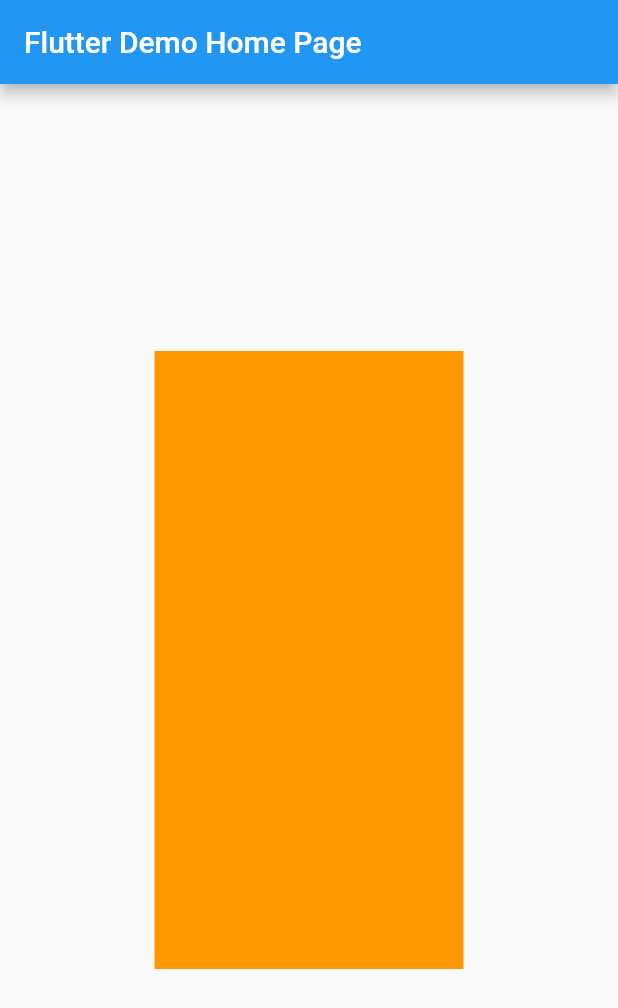
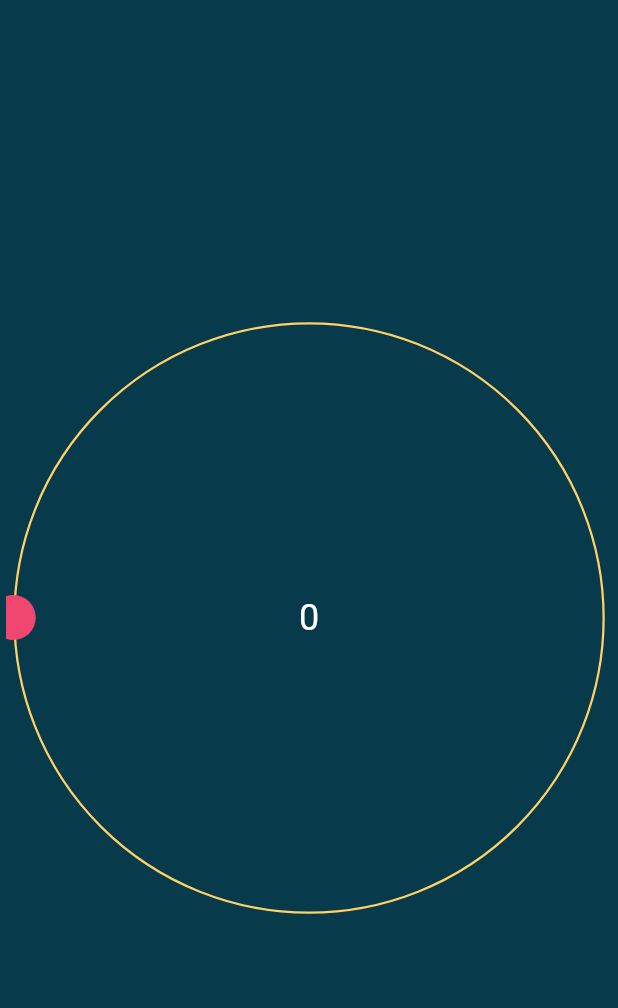
Before and after one commit to melikdaye/shape_shooter, a Flutter app: the screen it shows after launch, on a phone screen of 412 x 824 dp. Shown: the top 1008 px of the screen. Run offline on Flutter 3.47's test engine with Material 2 defaults, Android fonts, the phone set to English and light mode, and no system bars.

Commit message:
shoot,collision and animation logics are created

```diff
--- a/lib/main.dart
+++ b/lib/main.dart
@@ -27,7 +27,7 @@ class MyApp extends StatelessWidget {
         // is not restarted.
         primarySwatch: Colors.blue,
       ),
-      home: const MyHomePage(title: 'Flutter Demo Home Page'),
+      home: const MyHomePage(title: 'Shape Shooter'),
     );
   }
 }
@@ -50,22 +50,47 @@ class MyHomePage extends StatefulWidget {
   State<MyHomePage> createState() => _MyHomePageState();
 }
 
-class _MyHomePageState extends State<MyHomePage> with SingleTickerProviderStateMixin{
+class _MyHomePageState extends State<MyHomePage> with TickerProviderStateMixin{
 
-  late AnimationController _controller;
-  late Animation _animation;
+  late AnimationController _controller, _controllerCircle,_controllerRotation;
+  late Animation _animation, _animationCircle,_animationRotation;
   late Path _path = Path();
   bool ballThrow = false;
-
+  int score = 0;
+  int ballPenalty = 0;
+  double widthRatio = 0.98;
+  double halfWidthRatio = 0.49;
   @override
   void initState() {
-    _controller = AnimationController(vsync: this,duration: Duration(milliseconds: 1000));
     super.initState();
+    _controller = AnimationController(vsync: this,duration: Duration(milliseconds: 200));
+    _controllerCircle = AnimationController(vsync: this,duration: Duration(milliseconds: 7500));
+    _controllerRotation = AnimationController(vsync: this,duration: Duration(milliseconds: 1500));
+    _animationCircle = Tween(begin: 1.0,end: 0.3).animate(_controllerCircle)
+      ..addListener((){
+        setState(() {
+
+        });
+        _controllerRotation.duration = Duration(milliseconds: (2000 * _animationCircle.value).toInt());
+      });
+
+
     _animation = Tween(begin: 0.0,end: 1.0).animate(_controller)
       ..addListener((){
         setState(() {
         });
       });
+
+    _animationRotation = Tween(begin: -3.14,end: 3.14).animate(_controllerRotation)
+      ..addListener((){
+        setState(() {
+
+        });
+      });
+
+
+    _controllerCircle.forward();
+    _controllerRotation.forward();
     _controller.addStatusListener((status) {
       if(status == AnimationStatus.completed){
         setState(() {
@@ -73,11 +98,27 @@ class _MyHomePageState extends State<MyHomePage> with SingleTickerProviderStateM
         });
       }
     });
+    _controllerCircle.addStatusListener((status) {
+      if(status == AnimationStatus.completed){
+        _controllerCircle.reset();
+        _controllerCircle.forward();
+        setState(() {
+          score = 0;
+          ballPenalty = 0;
+        });
+      }
+    });
+    _controllerRotation.addStatusListener((status) {
+      if(status == AnimationStatus.completed){
+        _controllerRotation.reset();
+        _controllerRotation.forward();
+      }
+    });
 
 
   }
 
-  void drawPath(originX,originY,destX,destY){
+  void drawPath(originX,originY,double destX,double destY){
     Path path = Path();
     path.moveTo(originX,originY);
     path.lineTo(destX,destY);
@@ -92,11 +133,37 @@ class _MyHomePageState extends State<MyHomePage> with SingleTickerProviderStateM
       PathMetric pathMetric = pathMetrics.elementAt(0);
       value = pathMetric.length * value;
       Tangent? pos = pathMetric.getTangentForOffset(value);
+      num ballTop = MediaQuery.of(context).size.width * halfWidthRatio + (_animationCircle.value*MediaQuery.of(context).size.width *halfWidthRatio)* sin(_animationRotation.value);
+      num ballLeft = MediaQuery.of(context).size.width * halfWidthRatio  + (_animationCircle.value*MediaQuery.of(context).size.width *halfWidthRatio)* cos(_animationRotation.value);
+      if((pos?.position.dy)! >= ballTop - 15 && (pos?.position.dy)! <= ballTop + 15 && (pos?.position.dx)! >= ballLeft - 15 && (pos?.position.dx)! <= ballLeft + 15){
+          _controllerCircle.reset();
+          _controllerCircle.forward();
+          setState(() {
+            ballThrow = false;
+            score+=1;
+            ballPenalty+=5;
+          });
+          _controllerCircle.duration = Duration(milliseconds: max(7500 - ballPenalty*10,2500));
+          _controller.duration = Duration(milliseconds: min(200 + ballPenalty,500));
+
+      }
+
+
       return pos?.position;
     }
     else{
-      return Offset(MediaQuery.of(context).size.width *0.5,MediaQuery.of(context).size.height *0.5);
+      return Offset(MediaQuery.of(context).size.width *widthRatio,MediaQuery.of(context).size.height *widthRatio);
     }
+  }
+
+  List<double> calculateLineMax(centerX,centerY,posX,posY){
+    List<double> coordinates = [];
+    double angle = atan2(posY-centerY, posX-centerX);
+    double newY = MediaQuery.of(context).size.width *halfWidthRatio + (MediaQuery.of(context).size.width *halfWidthRatio)* sin(angle);
+    double newX = MediaQuery.of(context).size.width *halfWidthRatio + (MediaQuery.of(context).size.width *halfWidthRatio)* cos(angle);
+    coordinates.add(newX);
+    coordinates.add(newY);
+    return coordinates;
   }
 
   @override
@@ -108,11 +175,7 @@ class _MyHomePageState extends State<MyHomePage> with SingleTickerProviderStateM
     // fast, so that you can just rebuild anything that needs updating rather
     // than having to individually change instances of widgets.
     return Scaffold(
-      appBar: AppBar(
-        // Here we take the value from the MyHomePage object that was created by
-        // the App.build method, and use it to set our appbar title.
-        title: Text(widget.title),
-      ),
+      backgroundColor: Color(0xff073b4c),
       body: Center(
         // Center is a layout widget. It takes a single child and positions it
         // in the middle of the parent.
@@ -137,52 +200,90 @@ class _MyHomePageState extends State<MyHomePage> with SingleTickerProviderStateM
               onTapDown: (details) {
                 if(!ballThrow) {
                   final tapPosition = details.localPosition;
-                  final x = tapPosition.dx;
-                  final y = tapPosition.dy;
+                  num x = tapPosition.dx;
+                  num y = tapPosition.dy;
                   // print("$x,$y");
                   num centerX = MediaQuery
                       .of(context)
                       .size
-                      .width * 0.25;
+                      .width * halfWidthRatio;
                   num centerY = MediaQuery
                       .of(context)
                       .size
-                      .height * 0.25;
-                  print(
-                      (180 - atan2(centerY - y, centerX - x) * 180 / pi) % 360);
+                      .width * halfWidthRatio;
+                  // print(
+                  //     (180 - atan2(centerY - y, centerX - x) * 180 / pi) % 360);
+                  List<double> coords = calculateLineMax(centerX, centerY, x, y);
                   setState(() {
                     ballThrow = true;
                   });
-                  drawPath(centerX, centerY, x, y);
+                  drawPath(centerX, centerY, coords[0], coords[1]);
                   _controller.reset();
                   _controller.forward();
                 }
               },
               child: SizedBox(
-                width: MediaQuery.of(context).size.width *0.5,
-                height: MediaQuery.of(context).size.height *0.5,
+                width: MediaQuery.of(context).size.width * widthRatio,
+                height: MediaQuery.of(context).size.width * widthRatio,
                 child: Container(
                   decoration: BoxDecoration(
-                    color: Colors.orange,
+                    color: Colors.transparent,
                   ),
                   child: Stack(
                     children: [
-                      Positioned(
-                        top: 0,
-                        child: CustomPaint(
-                          painter: PathPainter(_path),
+                      // Positioned(
+                      //   top: 0,
+                      //   child: CustomPaint(
+                      //     painter: PathPainter(_path),
+                      //   ),
+                      // ),
+                      Center(
+                        child: Text(
+                          score.toString(),
+                          textAlign: TextAlign.center,
+                          style: TextStyle(
+                            color: Colors.white,
+                            fontSize: 24,
+                          ),
                         ),
                       ),
+                     Center(
+                       child: Container(
+                        decoration: BoxDecoration(
+                            shape:BoxShape.circle, //making box to circle
+                            color:Colors.transparent ,
+                          border: Border.all(
+                            color: Color(0xffffd166),width: 1.5,
+                          ),
+
+                        ),
+                        height: _animationCircle.value*MediaQuery.of(context).size.width *widthRatio, //value from animation controller
+                        width:  _animationCircle.value*MediaQuery.of(context).size.width *widthRatio, //value from animation controller
+                    ),
+                     ),
+
                       Positioned(
                         top: calculate(_animation.value)?.dy,
                         left: calculate(_animation.value)?.dx,
                         child: Container(
                           decoration: BoxDecoration(
-                              color: Colors.blueAccent,
+                              color: Color(0xff06d6a0),
                               borderRadius: BorderRadius.circular(10)
                           ),
-                          width: 10,
-                          height: 10,
+                          width: 15,
+                          height: 15,
+                        ),
+                      ),
+                      Positioned(
+                        top: MediaQuery.of(context).size.width *halfWidthRatio + (_animationCircle.value*MediaQuery.of(context).size.width *halfWidthRatio)* sin(_animationRotation.value) - 15,
+                        left: MediaQuery.of(context).size.width * halfWidthRatio + (_animationCircle.value*MediaQuery.of(context).size.width *halfWidthRatio) * cos(_animationRotation.value) - 15,
+                        child: Container(
+                          decoration: BoxDecoration(
+                              color: Color(0xffef476f),
+                              shape:BoxShape.circle,
+                          ),
+                          width: 30,
+                          height: 30,
                         ),
                       ),
                     ],
```
Also changed, not shown: pubspec.lock.
